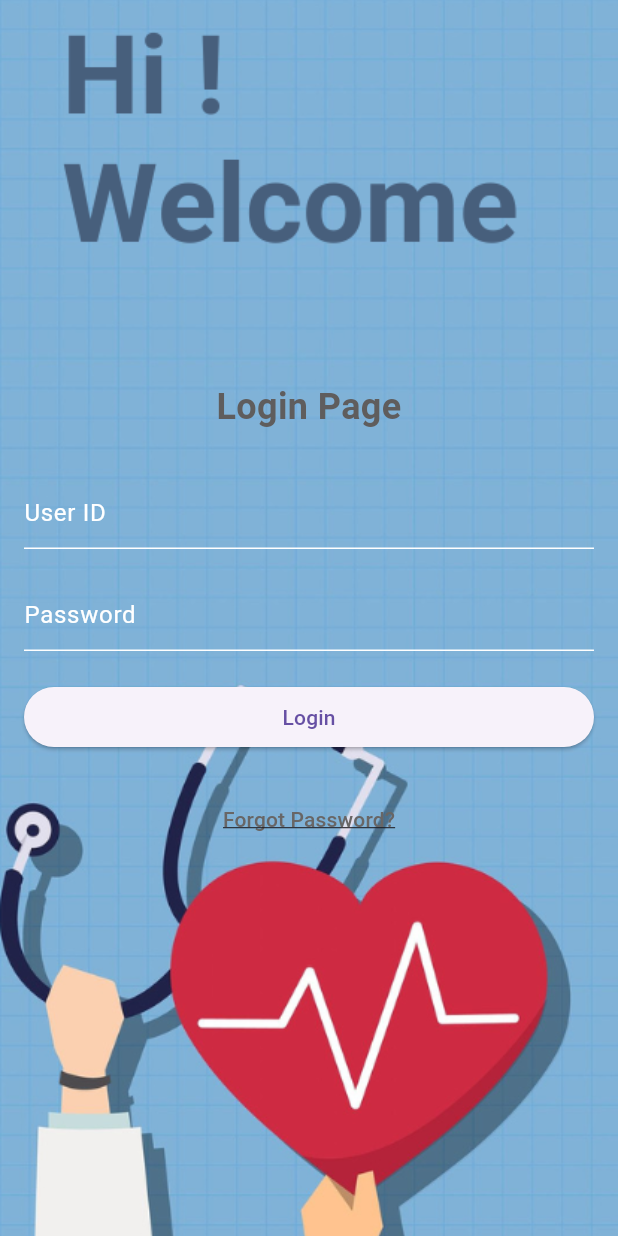
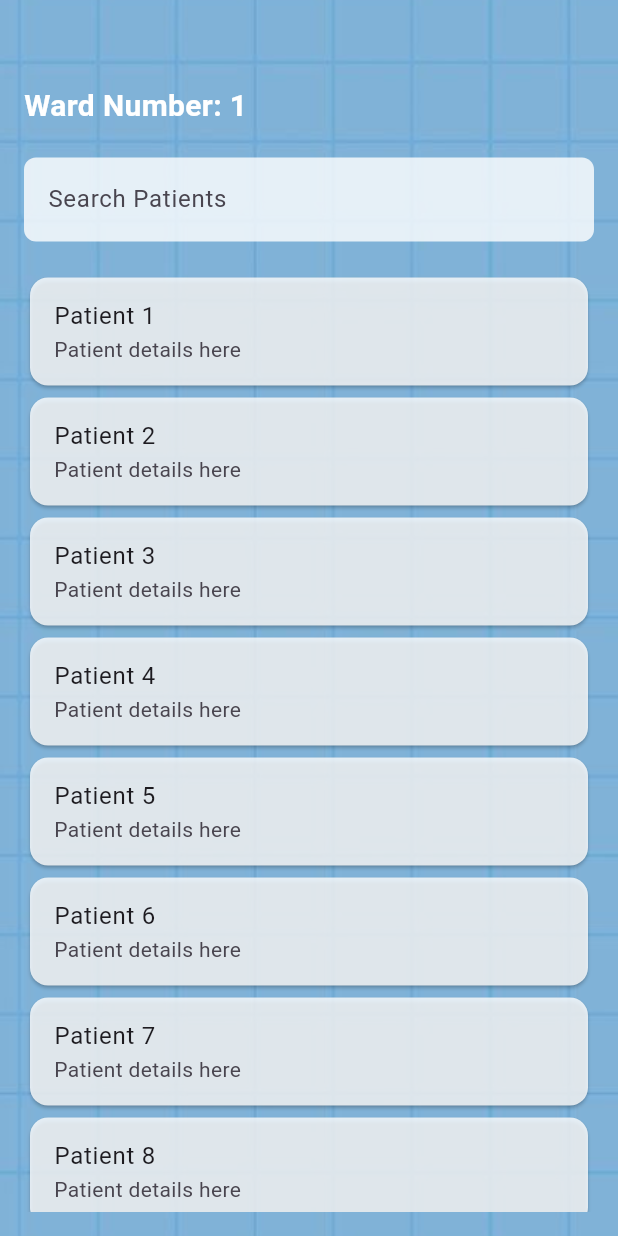
Before and after one commit to karthikeya-kar/pharmacy_app, a Flutter app: the screen it shows after launch, after a tap on "Login", on a phone screen of 412 x 824 dp. Run offline on Flutter 3.47's test engine with Material 3 defaults, Android fonts, the light colour scheme and no system bars.

Commit message:
patient list

```diff
--- a/lib/main.dart
+++ b/lib/main.dart
@@ -1,12 +1,15 @@
 import 'package:flutter/material.dart';
 import 'screens/login_screen.dart';
-import 'screens/forgotpassword_screen.dart'; // Correct file name
+import 'screens/forgotpassword_screen.dart';
+import 'screens/patient_list_screen.dart';
 
 void main() {
-  runApp(MyApp());
+  runApp(const MyApp());
 }
 
 class MyApp extends StatelessWidget {
+  const MyApp({Key? key}) : super(key: key);
+
   @override
   Widget build(BuildContext context) {
     return MaterialApp(
@@ -14,9 +17,11 @@ class MyApp extends StatelessWidget {
       theme: ThemeData(
         primarySwatch: Colors.blue,
       ),
-      home: LoginScreen(),
+      home: const LoginScreen(),
       routes: {
-        '/forgot-password': (context) => ForgotPasswordScreen(),
+       '/forgot_password': (context) => const ForgotPasswordScreen(),
+'/patient_list': (context) => const PatientListScreen(),
+
       },
     );
   }
--- a/lib/screens/forgotpassword_screen.dart
+++ b/lib/screens/forgotpassword_screen.dart
@@ -1,11 +1,13 @@
 import 'package:flutter/material.dart';
 
 class ForgotPasswordScreen extends StatelessWidget {
+  const ForgotPasswordScreen({Key? key}) : super(key: key);
+
   @override
   Widget build(BuildContext context) {
     return Scaffold(
       body: Container(
-        decoration: BoxDecoration(
+        decoration: const BoxDecoration(
           image: DecorationImage(
             image: AssetImage('assets/forgot.png'), // Path to your forgot password background image
             fit: BoxFit.cover, // Ensures the image covers the entire screen
@@ -18,7 +20,7 @@ class ForgotPasswordScreen extends StatelessWidget {
               mainAxisAlignment: MainAxisAlignment.center,
               crossAxisAlignment: CrossAxisAlignment.stretch,
               children: <Widget>[
-                Text(
+                const Text(
                   'Forgot Password',
                   textAlign: TextAlign.center,
                   style: TextStyle(
@@ -27,8 +29,8 @@ class ForgotPasswordScreen extends StatelessWidget {
                     color: Colors.white,
                   ),
                 ),
-                SizedBox(height: 30), // Adds some space between the title and the form fields
-                TextField(
+                const SizedBox(height: 30), // Adds some space between the title and the form fields
+                const TextField(
                   decoration: InputDecoration(
                     hintText: 'Enter your email or username',
                     hintStyle: TextStyle(color: Colors.white),
@@ -42,20 +44,20 @@ class ForgotPasswordScreen extends StatelessWidget {
                   ),
                   style: TextStyle(color: Colors.white),
                 ),
-                SizedBox(height: 20),
+                const SizedBox(height: 20),
                 ElevatedButton(
                   onPressed: () {
                     // Add forgot password functionality here
                   },
-                  child: Text('Submit'),
+                  child: const Text('Submit'),
                 ),
-                SizedBox(height: 20),
+                const SizedBox(height: 20),
                 TextButton(
                   onPressed: () {
                     // Navigate back to the login screen
                     Navigator.pop(context);
                   },
-                  child: Text(
+                  child: const Text(
                     'Back to Login',
                     style: TextStyle(
                       color: Colors.white,
--- a/lib/screens/login_screen.dart
+++ b/lib/screens/login_screen.dart
@@ -1,11 +1,13 @@
 import 'package:flutter/material.dart';
 
 class LoginScreen extends StatelessWidget {
+  const LoginScreen({Key? key}) : super(key: key);
+
   @override
   Widget build(BuildContext context) {
     return Scaffold(
       body: Container(
-        decoration: BoxDecoration(
+        decoration: const BoxDecoration(
           image: DecorationImage(
             image: AssetImage('assets/Untitled design (4).png'), // Path to your image asset
             fit: BoxFit.cover, // Ensures the image covers the entire screen
@@ -18,7 +20,7 @@ class LoginScreen extends StatelessWidget {
               mainAxisAlignment: MainAxisAlignment.center,
               crossAxisAlignment: CrossAxisAlignment.stretch,
               children: <Widget>[
-                Text(
+                const Text(
                   'Login Page',
                   textAlign: TextAlign.center,
                   style: TextStyle(
@@ -27,54 +29,42 @@ class LoginScreen extends StatelessWidget {
                     color: Color.fromARGB(255, 95, 93, 93),
                   ),
                 ),
-                SizedBox(height: 30), // Adds some space between the title and the form fields
+                const SizedBox(height: 30), // Adds some space between the title and the form fields
                 TextField(
                   decoration: InputDecoration(
+                    filled: true,
+                    fillColor: const Color.fromARGB(255, 81, 80, 80).withOpacity(0.8),
                     hintText: 'User ID',
-                    hintStyle: TextStyle(color: Colors.white),
-                    border: InputBorder.none,
-                    enabledBorder: UnderlineInputBorder(
-                      borderSide: BorderSide(color: Colors.white),
-                    ),
-                    focusedBorder: UnderlineInputBorder(
-                      borderSide: BorderSide(color: Colors.white),
-                    ),
+                    border: const UnderlineInputBorder(), // Use underline style
                   ),
-                  style: TextStyle(color: Colors.white),
                 ),
-                SizedBox(height: 20),
+                const SizedBox(height: 20),
                 TextField(
                   obscureText: true, // Masks the password input
                   decoration: InputDecoration(
+                    filled: true,
+                    fillColor: const Color.fromARGB(255, 106, 104, 104).withOpacity(0.8),
                     hintText: 'Password',
-                    hintStyle: TextStyle(color: Colors.white),
-                    border: InputBorder.none,
-                    enabledBorder: UnderlineInputBorder(
-                      borderSide: BorderSide(color: Colors.white),
-                    ),
-                    focusedBorder: UnderlineInputBorder(
-                      borderSide: BorderSide(color: Colors.white),
-                    ),
+                    border: const UnderlineInputBorder(), // Use underline style
                   ),
-                  style: TextStyle(color: Colors.white),
                 ),
-                SizedBox(height: 20),
+                const SizedBox(height: 20),
                 ElevatedButton(
                   onPressed: () {
-                    // Add login functionality here
+                    // Navigate to patient list screen on login
+                    Navigator.pushReplacementNamed(context, '/patient_list');
                   },
-                  child: Text('Login'),
+                  child: const Text('Login'), // Added const keyword
                 ),
-                SizedBox(height: 20),
+                const SizedBox(height: 20),
                 TextButton(
                   onPressed: () {
-                    // Navigate to the Forgot Password screen
-                    Navigator.pushNamed(context, '/forgot-password');
+                    Navigator.pushNamed(context, '/forgot_password');
                   },
-                  child: Text(
+                  child: const Text(
                     'Forgot Password?',
                     style: TextStyle(
-                      color: const Color.fromARGB(255, 104, 102, 102),
+                      color: Color.fromARGB(255, 104, 102, 102),
                       decoration: TextDecoration.underline,
                     ),
                   ),
--- /dev/null
+++ b/lib/screens/patient_list_screen.dart
@@ -0,0 +1,68 @@
+import 'package:flutter/material.dart';
+
+class PatientListScreen extends StatelessWidget {
+  const PatientListScreen({Key? key}) : super(key: key);
+
+  @override
+  Widget build(BuildContext context) {
+    return Scaffold(
+      body: Container(
+        decoration: const BoxDecoration(
+          image: DecorationImage(
+            image: AssetImage('assets/record.png'), // Path to your image asset
+            fit: BoxFit.cover, // Ensures the image covers the entire screen
+          ),
+        ),
+        child: SafeArea(
+          child: Padding(
+            padding: const EdgeInsets.all(16.0),
+            child: Column(
+              crossAxisAlignment: CrossAxisAlignment.stretch,
+              children: <Widget>[
+                const SizedBox(height: 40), // Add some space at the top
+                const Text(
+                  'Ward Number: 1',
+                  style: TextStyle(
+                    fontSize: 20,
+                    fontWeight: FontWeight.bold,
+                    color: Colors.white,
+                  ),
+                ),
+                const SizedBox(height: 20),
+                TextField(
+                  decoration: InputDecoration(
+                    hintText: 'Search Patients',
+                    filled: true,
+                    fillColor: Colors.white.withOpacity(0.8),
+                    border: OutlineInputBorder(
+                      borderRadius: BorderRadius.circular(8.0),
+                      borderSide: BorderSide.none,
+                    ),
+                  ),
+                ),
+                const SizedBox(height: 20),
+                Expanded(
+                  child: ListView.builder(
+                    itemCount: 10, // Replace with the actual number of patients
+                    itemBuilder: (context, index) {
+                      return Card(
+                        color: Colors.white.withOpacity(0.8),
+                        child: ListTile(
+                          title: Text('Patient ${index + 1}'),
+                          subtitle: const Text('Patient details here'),
+                          onTap: () {
+                            // Handle patient selection here
+                          },
+                        ),
+                      );
+                    },
+                  ),
+                ),
+              ],
+            ),
+          ),
+        ),
+      ),
+    );
+  }
+}
```
Also changed, not shown: pubspec.yaml (+3 -5 lines), assets/record.png (added), lib/screens/home_screen.dart (deleted), pubspec.lock, 1 other file.
